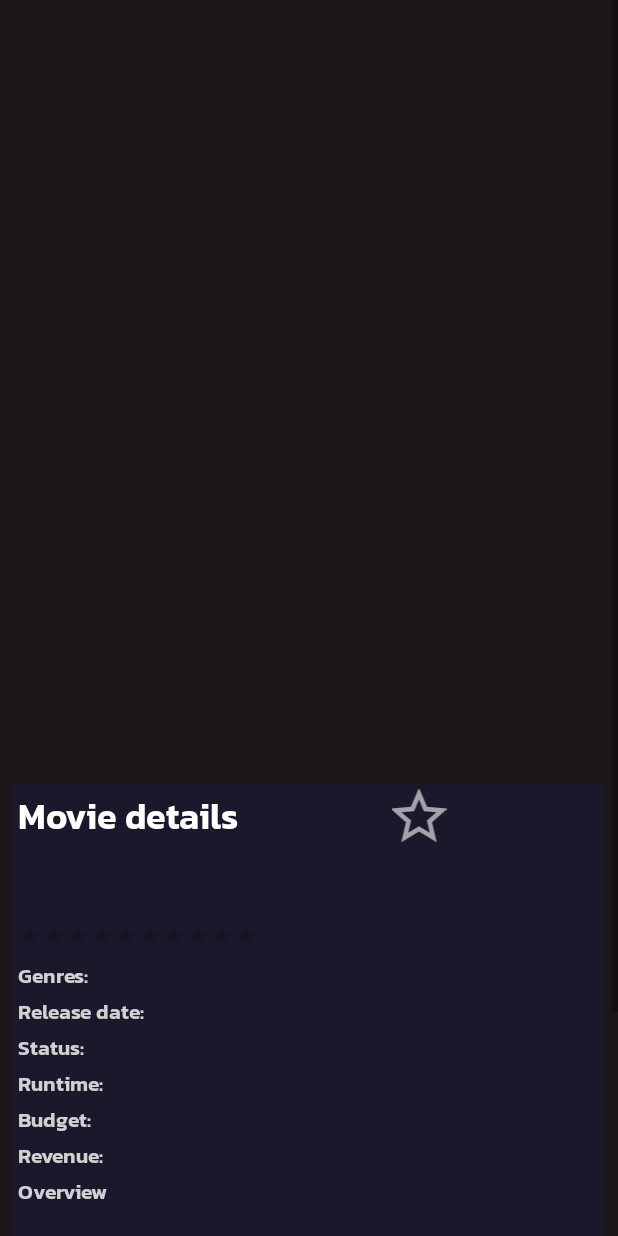
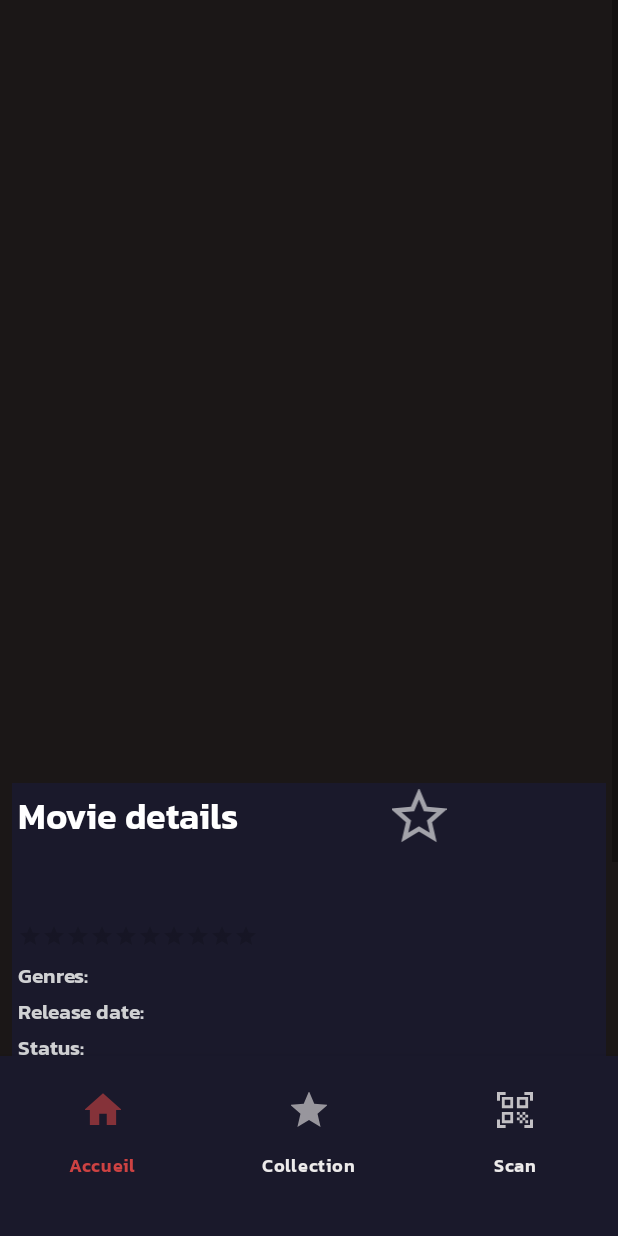
Before and after one commit to FloAlb09/CineFil5, an Android app: the MovieDetailsActivity screen opened directly, with no data from a screen before it, on a phone screen of 412 x 824 dp. Run offline under Robolectric (Android 15) with nearby library versions, the phone set to English and light mode, and no system bars; pictures from the network do not load; 1 statement that could not run was skipped.

Commit message:
modif: movie details - fixation navigation bar

```diff
--- a/app/src/main/res/layout/activity_movie_details.xml
+++ b/app/src/main/res/layout/activity_movie_details.xml
@@ -11,6 +11,7 @@
         android:id="@+id/linearLayout2"
         android:layout_width="match_parent"
         android:layout_height="match_parent"
+        android:layout_marginBottom="110dp"
         android:orientation="vertical">
 
         <ScrollView
@@ -252,11 +253,11 @@
                         android:layout_width="match_parent"
                         android:layout_height="wrap_content"
                         android:text="@string/movie_recommended_movies_button" />
-
-                    <include layout="@layout/navigation_bar_main"/>
                 </LinearLayout>
 
             </LinearLayout>
         </ScrollView>
     </LinearLayout>
+
+    <include layout="@layout/navigation_bar_main"/>
 </androidx.constraintlayout.widget.ConstraintLayout>
```
